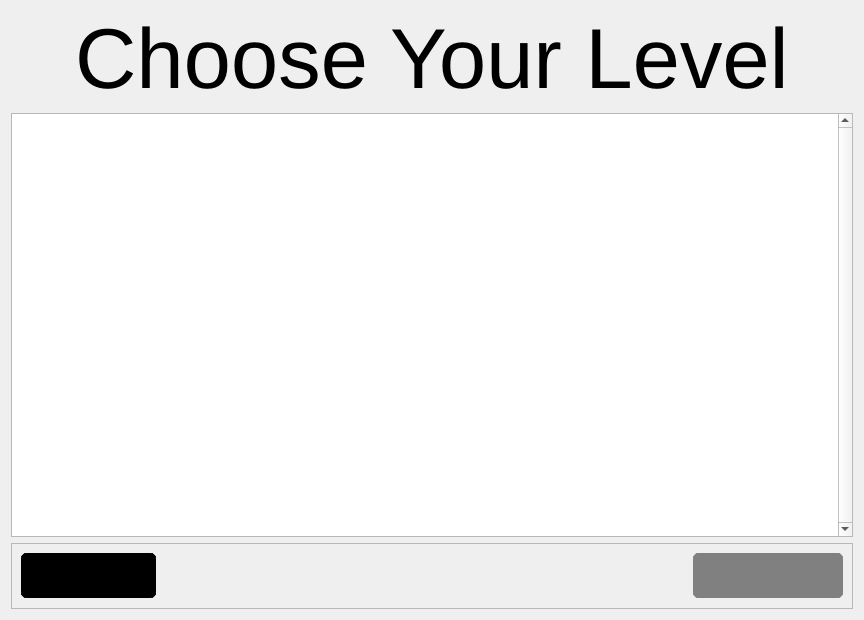
The window that MinesweeperEdu/levelselect.ui (LowbeeNorman/MinesweeperEdu) describes before a commit, drawn with Qt 5.
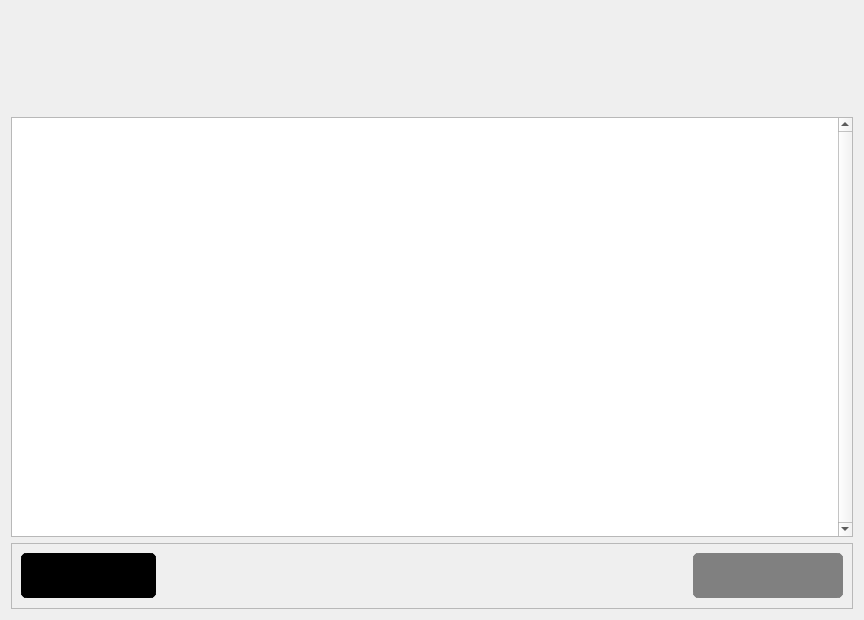
The same window after the commit. Icons and pictures are not drawn.

Commit message: updated selectLevel label

Diff of the .ui file:
```diff
--- a/MinesweeperEdu/levelselect.ui
+++ b/MinesweeperEdu/levelselect.ui
@@ -16,13 +16,28 @@
   <layout class="QVBoxLayout" name="verticalLayout">
    <item alignment="Qt::AlignHCenter">
     <widget class="QLabel" name="label">
+     <property name="minimumSize">
+      <size>
+       <width>800</width>
+       <height>100</height>
+      </size>
+     </property>
+     <property name="maximumSize">
+      <size>
+       <width>800</width>
+       <height>100</height>
+      </size>
+     </property>
      <property name="font">
       <font>
        <pointsize>64</pointsize>
       </font>
      </property>
+     <property name="styleSheet">
+      <string notr="true">border-image: url(:/images/selectLevelLabel.png);</string>
+     </property>
      <property name="text">
-      <string>Choose Your Level</string>
+      <string/>
      </property>
     </widget>
    </item>
```
The commit also changes 2 other files.
